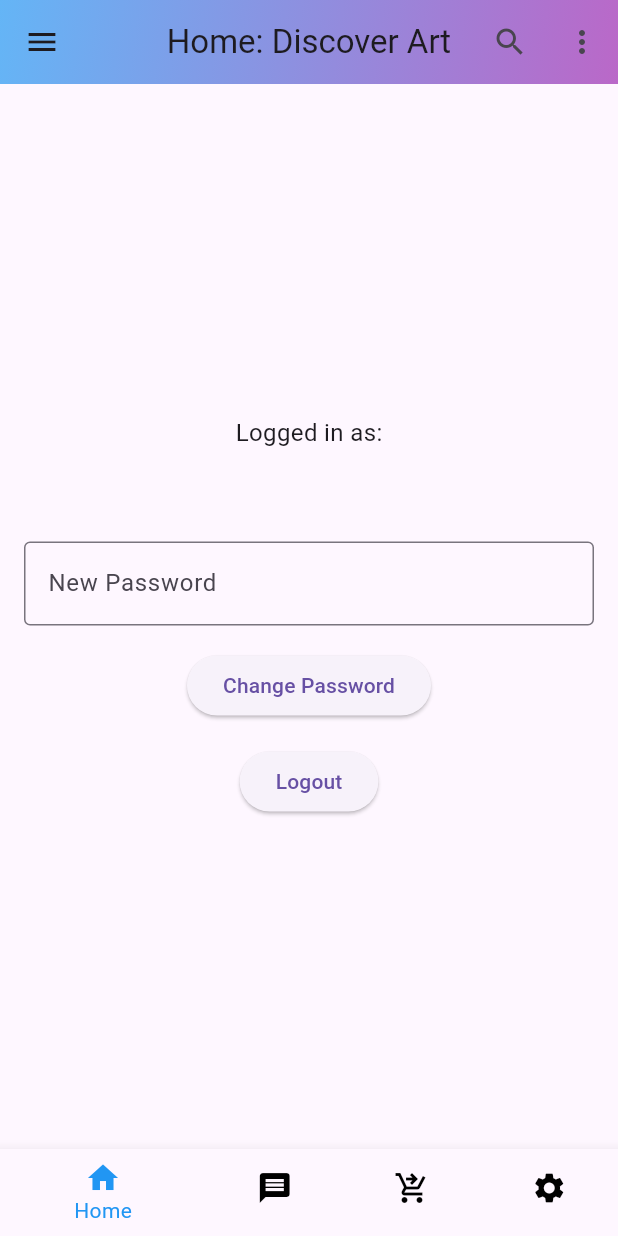
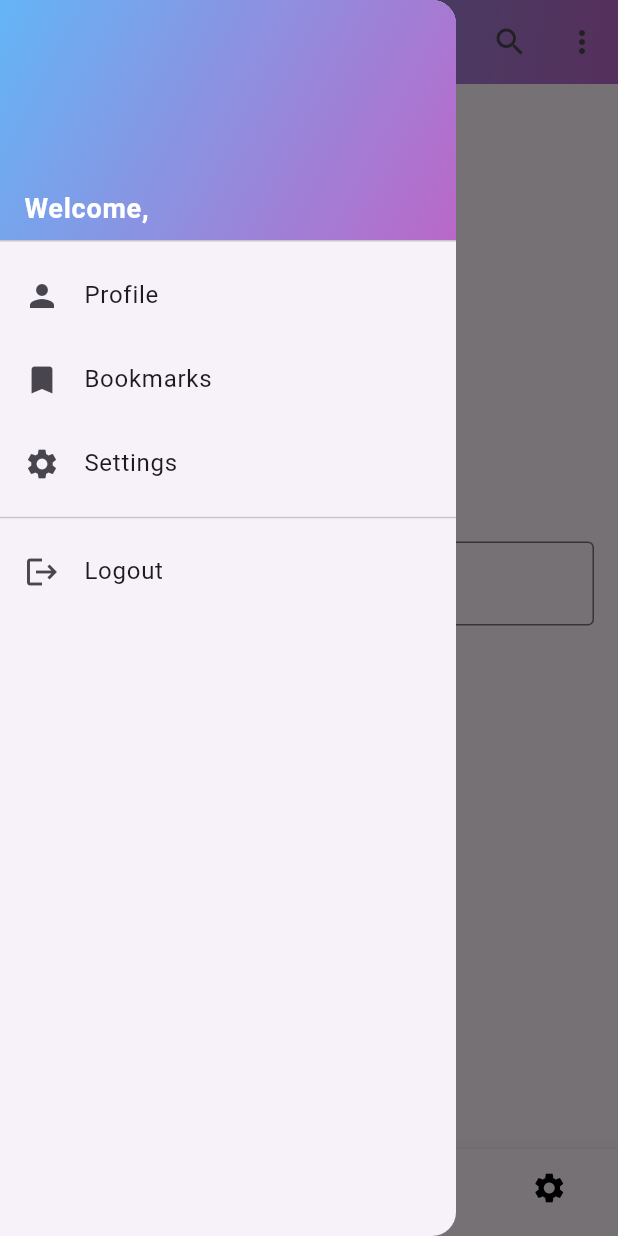
Before and after one commit to navedn/canvas_connect, a Flutter app: the HomeScreen screen opened by its route, with the side drawer open (before the commit the screen has no drawer), on a phone screen of 412 x 824 dp. Run offline on Flutter 3.47's test engine with Material 3 defaults, Android fonts, the phone set to English and light mode, and no system bars; our stand-ins replace cloud_firestore, firebase_auth, firebase_core; accounts and stored records are empty; generated files the repository leaves out were written again.

Commit message:
Adds skeleton for side navigation bar

```diff
--- a/lib/home_screen.dart
+++ b/lib/home_screen.dart
@@ -65,13 +65,6 @@ class _HomeScreenState extends State<HomeScreen> {
     });
   }
 
-  // List of views to show based on selected index
-  List<Widget> _views = [
-    Center(child: Text('Home Content')), // Home View
-    Center(child: Text('Settings Content')), // Settings View
-    Center(child: Text('Profile Content')), // Profile View
-  ];
-
   @override
   Widget build(BuildContext context) {
     final user = _auth.currentUser;
@@ -89,11 +82,76 @@ class _HomeScreenState extends State<HomeScreen> {
         ),
         title: Text('Home: Discover Art'),
         centerTitle: true,
-        leading: Icon(Icons.menu),
+        leading: Builder(
+          builder: (context) => IconButton(
+            icon: Icon(Icons.menu),
+            onPressed: () => Scaffold.of(context).openDrawer(), // Open Drawer
+          ),
+        ),
         actions: [
           IconButton(onPressed: () => {}, icon: Icon(Icons.search)),
           IconButton(onPressed: () => {}, icon: Icon(Icons.more_vert)),
         ],
+      ),
+      drawer: Drawer(
+        child: ListView(
+          padding: EdgeInsets.zero,
+          children: [
+            DrawerHeader(
+              decoration: BoxDecoration(
+                gradient: LinearGradient(
+                  colors: [Colors.blue.shade300, Colors.purple.shade300],
+                  begin: Alignment.topLeft,
+                  end: Alignment.bottomRight,
+                ),
+              ),
+              child: Column(
+                crossAxisAlignment: CrossAxisAlignment.start,
+                mainAxisAlignment: MainAxisAlignment.end,
+                children: [
+                  Text(
+                    'Welcome, ${user?.email ?? 'Guest'}',
+                    style: TextStyle(
+                      color: Colors.white,
+                      fontSize: 18,
+                      fontWeight: FontWeight.bold,
+                    ),
+                  ),
+                ],
+              ),
+            ),
+            ListTile(
+              leading: Icon(Icons.person),
+              title: Text('Profile'),
+              onTap: () {
+                Navigator.of(context).pop(); // Close the drawer
+                // Add navigation logic here
+              },
+            ),
+            ListTile(
+              leading: Icon(Icons.bookmark),
+              title: Text('Bookmarks'),
+              onTap: () {
+                Navigator.of(context).pop(); // Close the drawer
+                // Add navigation logic here
+              },
+            ),
+            ListTile(
+              leading: Icon(Icons.settings),
+              title: Text('Settings'),
+              onTap: () {
+                Navigator.of(context).pop(); // Close the drawer
+                // Add navigation logic here
+              },
+            ),
+            Divider(), // Optional divider
+            ListTile(
+              leading: Icon(Icons.logout),
+              title: Text('Logout'),
+              onTap: () => _signOut(context),
+            ),
+          ],
+        ),
       ),
       body: Padding(
         padding: const EdgeInsets.all(16.0),
```
